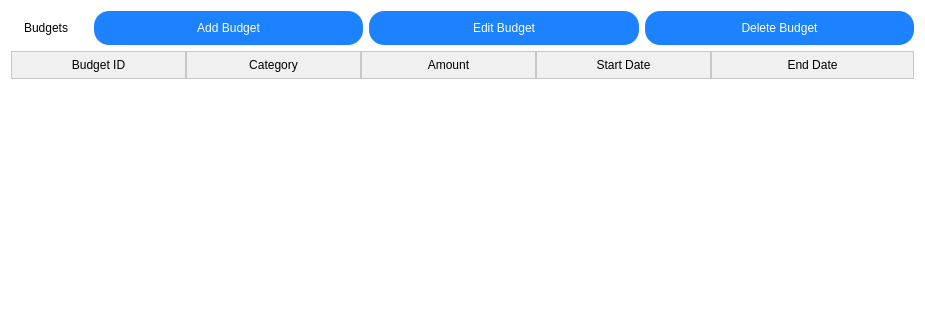
This is frontend/ReceiptVault/BudgetsPage.ui in IsaiahIruoha/receiptvault as Qt 5 draws it before an edit; both pictures show x 0 to 925 and y 0 to 320 of the 925 by 556 pixel window. The edited form follows.
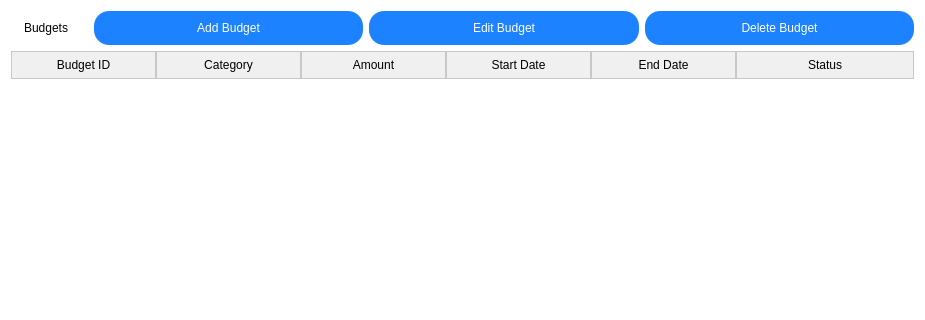
This is the edited form. Icons and pictures are not drawn.

```diff
--- a/frontend/ReceiptVault/BudgetsPage.ui
+++ b/frontend/ReceiptVault/BudgetsPage.ui
@@ -105,7 +105,7 @@
       <set>QAbstractItemView::EditTrigger::NoEditTriggers</set>
      </property>
      <property name="columnCount">
-      <number>5</number>
+      <number>6</number>
      </property>
      <attribute name="horizontalHeaderCascadingSectionResizes">
       <bool>false</bool>
@@ -114,7 +114,7 @@
       <number>19</number>
      </attribute>
      <attribute name="horizontalHeaderDefaultSectionSize">
-      <number>175</number>
+      <number>145</number>
      </attribute>
      <attribute name="horizontalHeaderStretchLastSection">
       <bool>true</bool>
@@ -144,6 +144,11 @@
        <string>End Date</string>
       </property>
      </column>
+     <column>
+      <property name="text">
+       <string>Status</string>
+      </property>
+     </column>
     </widget>
    </item>
    <item row="0" column="0">
```
